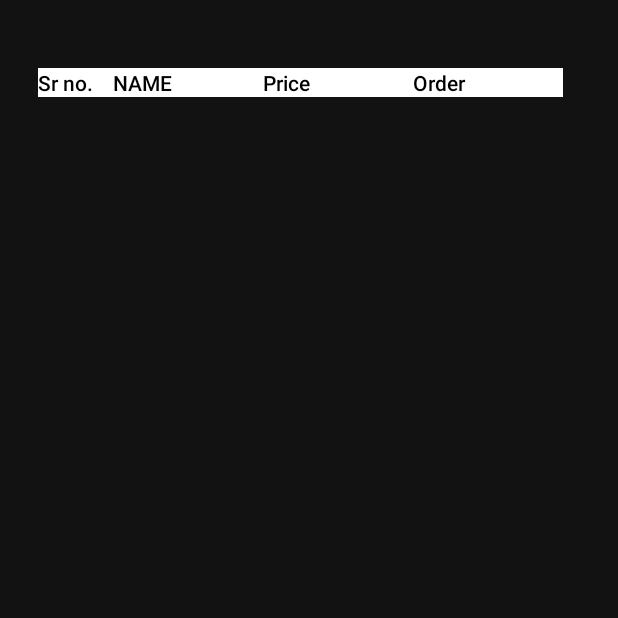
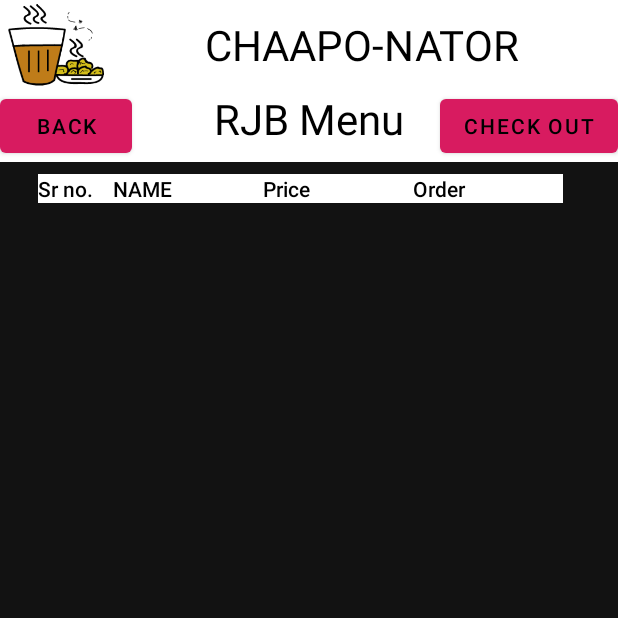
Before and after one commit to mdg-soc-19/canteen-app, an Android app: the fragment RJBMenu placed in its activity, on a phone screen of 412 x 824 dp, the top half of it. Run offline under Robolectric (Android 15) with nearby library versions, the phone set to English and light mode, and no system bars; our stand-ins replace Firebase (no records; nobody signed in at launch, a user with empty details on screens opened directly).

Commit message:
Add back and next button to RJBMenu

```diff
--- /dev/null
+++ b/CanteenApp/app/src/main/java/com/example/canteen_app/CheckoutFrag.java
@@ -0,0 +1,35 @@
+package com.example.canteen_app;
+
+import android.content.Context;
+import android.net.Uri;
+import android.os.Bundle;
+
+import androidx.fragment.app.Fragment;
+
+import android.view.LayoutInflater;
+import android.view.View;
+import android.view.ViewGroup;
+
+
+public class CheckoutFrag extends Fragment {
+
+
+    public CheckoutFrag() {
+        // Required empty public constructor
+    }
+
+
+    @Override
+    public void onCreate(Bundle savedInstanceState) {
+        super.onCreate(savedInstanceState);
+
+    }
+
+
+    @Override
+    public View onCreateView(LayoutInflater inflater, ViewGroup container,
+                             Bundle savedInstanceState) {
+        // Inflate the layout for this fragment
+        return inflater.inflate(R.layout.fragment_checkout, container, false);
+    }
+}
--- a/CanteenApp/app/src/main/java/com/example/canteen_app/RJBMenu.java
+++ b/CanteenApp/app/src/main/java/com/example/canteen_app/RJBMenu.java
@@ -8,6 +8,7 @@ import android.os.Bundle;
 
 import androidx.annotation.NonNull;
 import androidx.fragment.app.Fragment;
+import androidx.fragment.app.FragmentTransaction;
 
 import android.util.Log;
 import android.view.LayoutInflater;
@@ -35,6 +36,8 @@ import com.google.firebase.firestore.Query;
 import com.google.firebase.firestore.QueryDocumentSnapshot;
 import com.google.firebase.firestore.QuerySnapshot;
 import com.google.firebase.auth.FirebaseAuth.AuthStateListener;
+import com.google.firebase.firestore.SetOptions;
+
 import java.util.HashMap;
 import java.util.Map;
 
@@ -79,12 +82,10 @@ public class RJBMenu extends Fragment implements View.OnClickListener, AuthState
                     Map<String, Object> docData = new HashMap<>();
                     docData.put("OrderState", "notCheckedOut");
                     docData.put("uid", uid);
-                    Map<String, Object> nestedData = new HashMap<>();
-                    nestedData.put("Placeholder", "Ignore");
-                    docData.put("Items", nestedData);
+
 
                     db.collection("RJB-orders").document(uid)
-                            .set(docData);
+                            .set(docData, SetOptions.merge());
 
 
                 }
@@ -156,9 +157,11 @@ public class RJBMenu extends Fragment implements View.OnClickListener, AuthState
                                 mb.setId(4 + 10*i);
 
 
+
                                 gl.addView(mb);
                                 final Item_Quant iq = new Item_Quant();
                                 //ORDERING
+                                if(aty) {
                                     mb.setOnClickListener(new View.OnClickListener() {
                                         @Override
                                         public void onClick(View v) {
@@ -170,9 +173,13 @@ public class RJBMenu extends Fragment implements View.OnClickListener, AuthState
                                             item.put("Name", name);
                                             item.put("Price", price);
                                             item.put("Quantity", iq.quant);
+                                            Map<String, Object> itemmap = new HashMap<>();
+                                            itemmap.put(name, item);
+                                            Map<String, Object> toplayer = new HashMap<>();
+                                            toplayer.put("Item", itemmap);
 
-                                        db.collection("RJB-orders").document(uid).collection(name).document(name)
-                                                .set(item)
+                                            db.collection("RJB-orders").document(uid)
+                                                    .set(toplayer, SetOptions.merge())
                                                     .addOnFailureListener(new OnFailureListener() {
                                                         @Override
                                                         public void onFailure(@NonNull Exception e) {
@@ -184,6 +191,7 @@ public class RJBMenu extends Fragment implements View.OnClickListener, AuthState
 
                                         }
                                     });
+                                }
                                 //ENDOF ORDERING
 
                                 //end of adding
@@ -194,6 +202,32 @@ public class RJBMenu extends Fragment implements View.OnClickListener, AuthState
                         }
                     }
                 });
+
+        Button back = view.findViewById(R.id.backb);
+        back.setOnClickListener(new View.OnClickListener() {
+            @Override
+            public void onClick(View v) {
+                FragmentTransaction ft = getFragmentManager().beginTransaction();
+                // Replace the contents of the container with the new fragment
+                ft.replace(R.id.your_placeholder, new homePageFrag());
+                // or ft.add(R.id.your_placeholder, new FooFragment());
+                // Complete the changes added above
+                ft.commit();
+            }
+        });
+        Button checko = view.findViewById(R.id.checkb);
+        checko.setOnClickListener(new View.OnClickListener() {
+            @Override
+            public void onClick(View v) {
+                FragmentTransaction ft = getFragmentManager().beginTransaction();
+                // Replace the contents of the container with the new fragment
+                ft.replace(R.id.your_placeholder, new CheckoutFrag());
+                // or ft.add(R.id.your_placeholder, new FooFragment());
+                // Complete the changes added above
+                ft.commit();
+            }
+        });
+
 
 
         return view;
--- /dev/null
+++ b/CanteenApp/app/src/main/res/layout/fragment_checkout.xml
@@ -0,0 +1,14 @@
+<?xml version="1.0" encoding="utf-8"?>
+<FrameLayout xmlns:android="http://schemas.android.com/apk/res/android"
+    xmlns:tools="http://schemas.android.com/tools"
+    android:layout_width="match_parent"
+    android:layout_height="match_parent"
+    tools:context=".CheckoutFrag">
+
+    <!-- TODO: Update blank fragment layout -->
+    <TextView
+        android:layout_width="match_parent"
+        android:layout_height="match_parent"
+        android:text="@string/hello_blank_fragment" />
+
+</FrameLayout>
--- a/CanteenApp/app/src/main/res/layout/fragment_rjbmenu.xml
+++ b/CanteenApp/app/src/main/res/layout/fragment_rjbmenu.xml
@@ -9,6 +9,7 @@
         android:layout_width="match_parent"
         android:layout_height="match_parent"
         android:orientation="vertical">
+
         <ProgressBar
             android:id="@+id/pBar"
             style="?android:attr/progressBarStyleLarge"
@@ -18,50 +19,109 @@
 
             android:layout_gravity="center"
             android:visibility="gone"/>
+        <RelativeLayout
+            android:layout_width="match_parent"
+            android:layout_height="60dp"
+            android:textAlignment="center"
+            android:elevation="0dp"
+            android:outlineAmbientShadowColor="#000000"
+            android:background="#ffffff"
+            android:layout_marginTop="0dp"
+            >
+            <ImageView
+                android:layout_width="64dp"
+                android:layout_height="64dp"
+                android:src="@drawable/iconfinal"
+                android:id="@+id/iconhome"
+                android:gravity="center_vertical"
+                android:layout_alignParentStart="true"
+                android:layout_marginLeft="5dp"/>
+            <TextView
+                android:layout_width="match_parent"
+                android:layout_height="match_parent"
+                android:text="CHAAPO-NATOR"
+                android:textColor="#000000"
+                android:textSize="28sp"
+                android:textAlignment="center"
+                android:fontFamily="@assets/RobotoMedium"
+                android:gravity="center_vertical"
+                android:layout_toEndOf="@+id/iconhome"/>
+        </RelativeLayout>
+        <RelativeLayout
+            android:layout_marginTop="0dp"
+            android:layout_width="match_parent"
+            android:layout_height="wrap_content"
+            android:background="#ffffff">
+            <com.google.android.material.button.MaterialButton
+                android:layout_width="wrap_content"
+                android:layout_height="wrap_content"
+                android:text="BACK"
+                android:id="@+id/backb"
+                />
+            <TextView
+                android:layout_width="match_parent"
+                android:layout_height="wrap_content"
+                android:text="RJB Menu"
+                android:textColor="#000000"
+                android:textSize="28sp"
+                android:textAlignment="center"
+                android:fontFamily="@assets/RobotoMedium"
+                android:gravity="center_vertical"
+                />
+            <com.google.android.material.button.MaterialButton
+                android:layout_width="wrap_content"
+                android:layout_height="wrap_content"
+                android:layout_alignParentRight="true"
+                android:text="Check Out"
+                android:id="@+id/checkb"/>
+
+        </RelativeLayout>
 
         <GridLayout
+            android:id="@+id/grid"
             android:layout_width="match_parent"
-            android:layout_height="match_parent"
+            android:layout_height="wrap_content"
             android:layout_gravity="center"
-            android:layout_marginTop="40dp"
+            android:layout_marginLeft="20dp"
+            android:layout_marginTop="2.5dp"
             android:layout_marginRight="20dp"
-            android:layout_marginLeft="20dp"
+            android:columnCount="4"
             android:padding="5dp"
-            android:columnCount="4"
-            android:id="@+id/grid"
+            android:verticalSpacing="5dp"
 
             >
 
             <TextView
+                android:layout_width="50dp"
+                android:layout_height="wrap_content"
                 android:background="#ffffff"
+                android:fontFamily="sans-serif-medium"
                 android:text="Sr no."
-                android:textColor="#000000"
-                android:fontFamily="sans-serif-medium"
-                android:layout_width="50dp"
-                android:layout_height="wrap_content"/>
+                android:textColor="#000000" />
+
             <TextView
-                android:background="#ffffff"
-                android:text="NAME"
-                android:textColor="#000000"
-                android:fontFamily="sans-serif-medium"
-                android:layout_width="100dp"
-                android:layout_height="wrap_content"/>
-            <TextView
-                android:background="#ffffff"
-                android:text="Price"
-                android:textColor="#000000"
-                android:fontFamily="sans-serif-medium"
-                android:layout_width="100dp"
-                android:layout_height="wrap_content"/>
-            <TextView
-                android:background="#ffffff"
-                android:text="Order"
-                android:textColor="#000000"
-                android:fontFamily="sans-serif-medium"
                 android:layout_width="100dp"
                 android:layout_height="wrap_content"
-                />
+                android:background="#ffffff"
+                android:fontFamily="sans-serif-medium"
+                android:text="NAME"
+                android:textColor="#000000" />
 
+            <TextView
+                android:layout_width="100dp"
+                android:layout_height="wrap_content"
+                android:background="#ffffff"
+                android:fontFamily="sans-serif-medium"
+                android:text="Price"
+                android:textColor="#000000" />
+
+            <TextView
+                android:layout_width="100dp"
+                android:layout_height="wrap_content"
+                android:background="#ffffff"
+                android:fontFamily="sans-serif-medium"
+                android:text="Order"
+                android:textColor="#000000" />
 
 
         </GridLayout>
```
Lines whose indentation alone changed are shown as unchanged.
